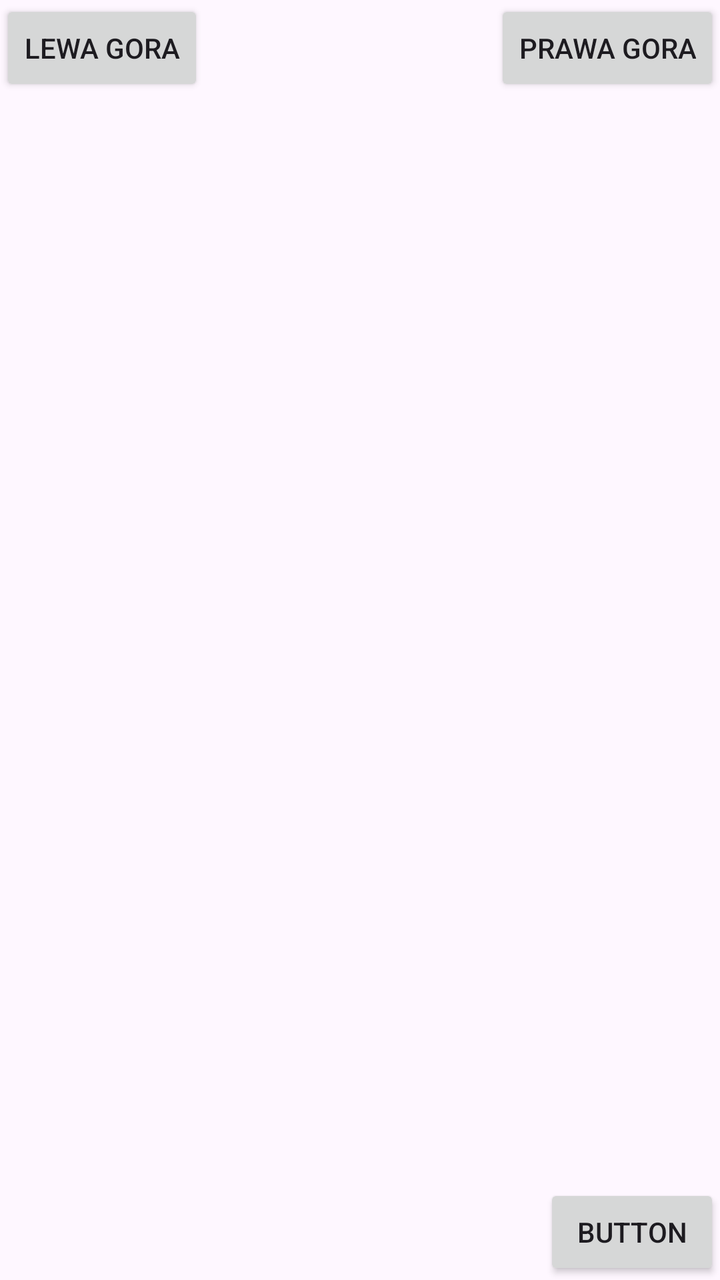
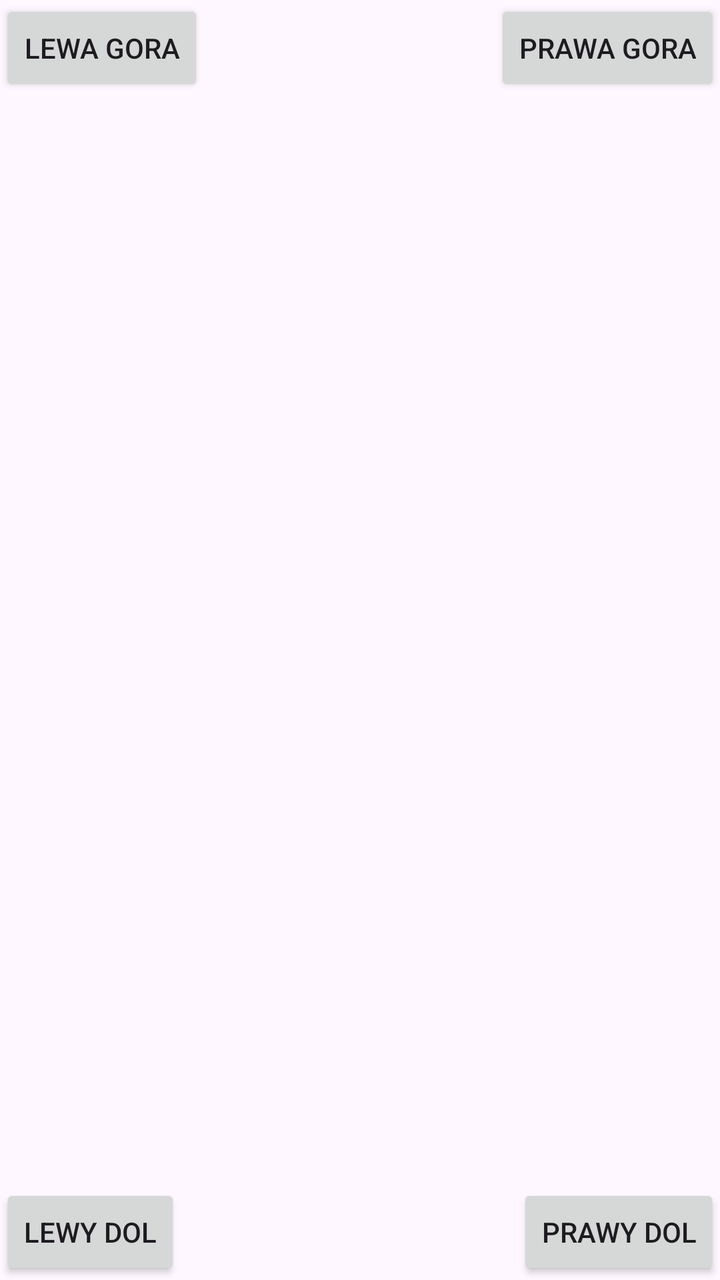

Screens rendered from an Android XML layout before and after an edit, with the pre-edit source and the edit as a unified diff.
<!-- AndroidManifest.xml: application theme Theme.Przeciagnie -->
<!-- res/layout/activity_main.xml -->
<?xml version="1.0" encoding="utf-8"?>
<androidx.constraintlayout.widget.ConstraintLayout xmlns:android="http://schemas.android.com/apk/res/android"
    xmlns:app="http://schemas.android.com/apk/res-auto"
    xmlns:tools="http://schemas.android.com/tools"
    android:id="@+id/main"
    android:layout_width="match_parent"
    android:layout_height="match_parent"
    tools:context=".MainActivity">

    <Button
        android:id="@+id/button"
        android:layout_width="wrap_content"
        android:layout_height="wrap_content"
        android:text="lewa gora"
        app:layout_constraintStart_toStartOf="parent"
        app:layout_constraintTop_toTopOf="parent" />

    <Button
        android:id="@+id/button3"
        android:layout_width="wrap_content"
        android:layout_height="wrap_content"
        android:text="prawa gora"
        app:layout_constraintEnd_toEndOf="parent"
        app:layout_constraintTop_toTopOf="parent" />

    <Button
        android:id="@+id/button4"
        android:layout_width="wrap_content"
        android:layout_height="wrap_content"
        android:text="Button"
        app:layout_constraintBottom_toBottomOf="parent"
        app:layout_constraintEnd_toEndOf="parent" />

</androidx.constraintlayout.widget.ConstraintLayout>
<!-- resources referenced by this layout -->
<resources>
  <style name="Theme.Przeciagnie" parent="Base.Theme.Przeciagnie" />
  <style name="Base.Theme.Przeciagnie" parent="Theme.Material3.DayNight.NoActionBar">
          
          
      </style>
</resources>

<!-- the commit's change to res/layout/activity_main.xml (unified diff, before → after) -->
@@ -27,8 +27,16 @@
         android:id="@+id/button4"
         android:layout_width="wrap_content"
         android:layout_height="wrap_content"
-        android:text="Button"
+        android:text="prawy dol"
         app:layout_constraintBottom_toBottomOf="parent"
         app:layout_constraintEnd_toEndOf="parent" />
 
+    <Button
+        android:id="@+id/button5"
+        android:layout_width="wrap_content"
+        android:layout_height="wrap_content"
+        android:text="lewy dol"
+        app:layout_constraintBottom_toBottomOf="parent"
+        app:layout_constraintStart_toStartOf="parent" />
+
 </androidx.constraintlayout.widget.ConstraintLayout>
